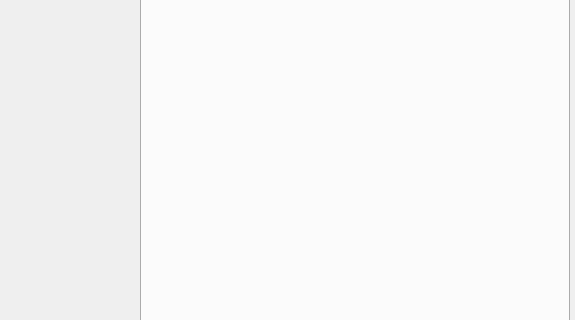
Before: the Qt Designer form master/exercises/TranslucentMaterials/mainwindow.ui in xander890/master_thesis, drawn with Qt 5; both pictures show x 568 to 1143 and y 142 to 462 of the 1143 by 746 pixel window.
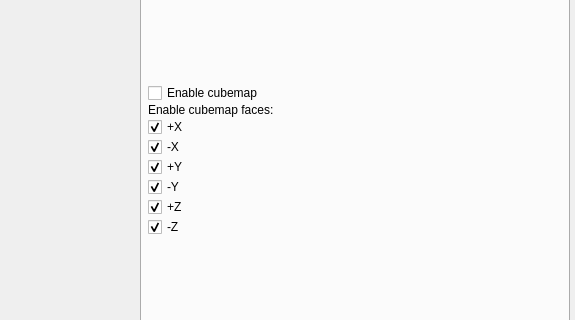
After: the same form once the commit is applied. The open tabs and pages were chosen to show the change. Custom widgets are drawn as their Qt base class.

```diff
--- a/master/exercises/TranslucentMaterials/mainwindow.ui
+++ b/master/exercises/TranslucentMaterials/mainwindow.ui
@@ -468,6 +468,97 @@
               </property>
              </widget>
             </item>
+            <item>
+             <widget class="SliderLabel" name="lod" native="true">
+              <property name="enabled">
+               <bool>true</bool>
+              </property>
+              <property name="minimumSize">
+               <size>
+                <width>0</width>
+                <height>30</height>
+               </size>
+              </property>
+             </widget>
+            </item>
+            <item>
+             <layout class="QGridLayout" name="gridLayout">
+              <item row="2" column="0">
+               <widget class="QCheckBox" name="cubemapVisible">
+                <property name="text">
+                 <string>Enable cubemap</string>
+                </property>
+               </widget>
+              </item>
+              <item row="3" column="0">
+               <widget class="QLabel" name="label">
+                <property name="text">
+                 <string>Enable cubemap faces:</string>
+                </property>
+               </widget>
+              </item>
+              <item row="9" column="0">
+               <widget class="QCheckBox" name="minusZcheck">
+                <property name="text">
+                 <string>-Z</string>
+                </property>
+                <property name="checked">
+                 <bool>true</bool>
+                </property>
+               </widget>
+              </item>
+              <item row="7" column="0">
+               <widget class="QCheckBox" name="minusYcheck">
+                <property name="text">
+                 <string>-Y</string>
+                </property>
+                <property name="checked">
+                 <bool>true</bool>
+                </property>
+               </widget>
+              </item>
+              <item row="8" column="0">
+               <widget class="QCheckBox" name="plusZcheck">
+                <property name="text">
+                 <string>+Z</string>
+                </property>
+                <property name="checked">
+                 <bool>true</bool>
+                </property>
+               </widget>
+              </item>
+              <item row="6" column="0">
+               <widget class="QCheckBox" name="plusYcheck">
+                <property name="text">
+                 <string>+Y</string>
+                </property>
+                <property name="checked">
+                 <bool>true</bool>
+                </property>
+               </widget>
+              </item>
+              <item row="5" column="0">
+               <widget class="QCheckBox" name="minusXcheck">
+                <property name="text">
+                 <string>-X</string>
+                </property>
+                <property name="checked">
+                 <bool>true</bool>
+                </property>
+               </widget>
+              </item>
+              <item row="4" column="0">
+               <widget class="QCheckBox" name="plusXcheck">
+                <property name="text">
+                 <string>+X</string>
+                </property>
+                <property name="checked">
+                 <bool>true</bool>
+                </property>
+               </widget>
+              </item>
+             </layout>
+            </item>
             <item>
              <spacer name="verticalSpacer_4">
               <property name="orientation">
```
Left out of the diff: 30 changed lines with no effect on the pictures.
